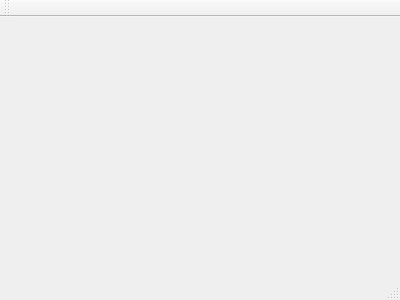
Old version of the form src/interface/mainwindow.ui in the repository botal9/SubstringSearcher.
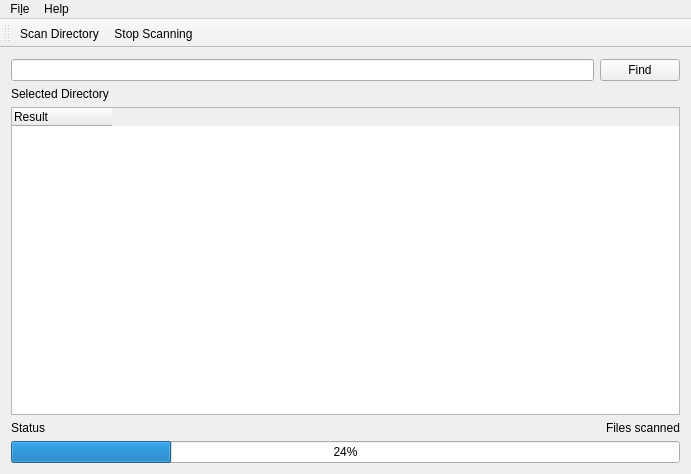
New version of the form.

The edit to the form file:
```diff
--- a/src/interface/mainwindow.ui
+++ b/src/interface/mainwindow.ui
@@ -1,24 +1,171 @@
 <ui version="4.0">
  <class>MainWindow</class>
- <widget class="QMainWindow" name="MainWindow" >
-  <property name="geometry" >
+ <widget class="QMainWindow" name="MainWindow">
+  <property name="geometry">
    <rect>
     <x>0</x>
     <y>0</y>
-    <width>400</width>
-    <height>300</height>
+    <width>691</width>
+    <height>474</height>
    </rect>
   </property>
   <property name="windowTitle" >
    <string>MainWindow</string>
   </property>
-  <widget class="QMenuBar" name="menuBar" />
-  <widget class="QToolBar" name="mainToolBar" />
-  <widget class="QWidget" name="centralWidget" />
-  <widget class="QStatusBar" name="statusBar" />
+  <widget class="QWidget" name="centralWidget">
+   <property name="sizePolicy">
+    <sizepolicy hsizetype="Preferred" vsizetype="Preferred">
+     <horstretch>0</horstretch>
+     <verstretch>0</verstretch>
+    </sizepolicy>
+   </property>
+   <layout class="QGridLayout" name="gridLayout">
+    <item row="0" column="0">
+     <layout class="QHBoxLayout" name="horizontalLayout_5">
+      <item>
+       <widget class="QLineEdit" name="lineEdit"/>
+      </item>
+      <item>
+       <widget class="QPushButton" name="pushButton">
+        <property name="text">
+         <string>Find</string>
+        </property>
+       </widget>
+      </item>
+     </layout>
+    </item>
+    <item row="1" column="0">
+     <widget class="QLabel" name="selectedDirectory">
+      <property name="text">
+       <string>Selected Directory</string>
+      </property>
+     </widget>
+    </item>
+    <item row="2" column="0">
+     <widget class="QTreeWidget" name="treeWidget">
+      <attribute name="headerMinimumSectionSize">
+       <number>100</number>
+      </attribute>
+      <attribute name="headerStretchLastSection">
+       <bool>false</bool>
+      </attribute>
+      <column>
+       <property name="text">
+        <string>Result</string>
+       </property>
+      </column>
+     </widget>
+    </item>
+    <item row="3" column="0">
+     <layout class="QHBoxLayout" name="horizontalLayout">
+      <item>
+       <widget class="QLabel" name="statusAction">
+        <property name="text">
+         <string>Status</string>
+        </property>
+        <property name="alignment">
+         <set>Qt::AlignLeading|Qt::AlignLeft|Qt::AlignVCenter</set>
+        </property>
+       </widget>
+      </item>
+      <item>
+       <widget class="QLabel" name="statusScanned">
+        <property name="text">
+         <string>Files scanned</string>
+        </property>
+        <property name="alignment">
+         <set>Qt::AlignRight|Qt::AlignTrailing|Qt::AlignVCenter</set>
+        </property>
+       </widget>
+      </item>
+     </layout>
+    </item>
+    <item row="4" column="0">
+     <widget class="QProgressBar" name="progressBar">
+      <property name="enabled">
+       <bool>true</bool>
+      </property>
+      <property name="sizePolicy">
+       <sizepolicy hsizetype="Preferred" vsizetype="Preferred">
+        <horstretch>0</horstretch>
+        <verstretch>0</verstretch>
+       </sizepolicy>
+      </property>
+      <property name="value">
+       <number>24</number>
+      </property>
+     </widget>
+    </item>
+   </layout>
+  </widget>
+  <widget class="QMenuBar" name="menuBar">
+   <property name="geometry">
+    <rect>
+     <x>0</x>
+     <y>0</y>
+     <width>691</width>
+     <height>22</height>
+    </rect>
+   </property>
+   <widget class="QMenu" name="menuFile">
+    <property name="title">
+     <string>Fi&amp;le</string>
+    </property>
+    <addaction name="actionScanDirectory"/>
+    <addaction name="actionExit"/>
+   </widget>
+   <widget class="QMenu" name="menuHelp">
+    <property name="title">
+     <string>Help</string>
+    </property>
+    <addaction name="actionAbout"/>
+   </widget>
+   <addaction name="menuFile"/>
+   <addaction name="menuHelp"/>
+  </widget>
+  <widget class="QToolBar" name="toolBar">
+   <property name="windowTitle">
+    <string>toolBar</string>
+   </property>
+   <attribute name="toolBarArea">
+    <enum>TopToolBarArea</enum>
+   </attribute>
+   <attribute name="toolBarBreak">
+    <bool>false</bool>
+   </attribute>
+   <addaction name="actionScanDirectory"/>
+   <addaction name="actionStopScanning"/>
+  </widget>
+  <action name="actionScanDirectory">
+   <property name="text">
+    <string>&amp;Scan Directory...</string>
+   </property>
+  </action>
+  <action name="actionExit">
+   <property name="text">
+    <string>&amp;Exit</string>
+   </property>
+  </action>
+  <action name="actionAbout">
+   <property name="text">
+    <string>&amp;About</string>
+   </property>
+  </action>
+  <action name="actionStopScanning">
+   <property name="text">
+    <string>&amp;Stop Scanning...</string>
+   </property>
+  </action>
+  <action name="actionSearchSubstring">
+   <property name="text">
+    <string>&amp;Search substring...</string>
+   </property>
+   <property name="toolTip">
+    <string>Search substring in directory</string>
+   </property>
+  </action>
  </widget>
- <layoutDefault spacing="6" margin="11" />
- <pixmapfunction></pixmapfunction>
+ <layoutdefault spacing="6" margin="11"/>
  <resources/>
  <connections/>
 </ui>
```
Left out of the diff: 3 changed lines with no effect on the pictures.
